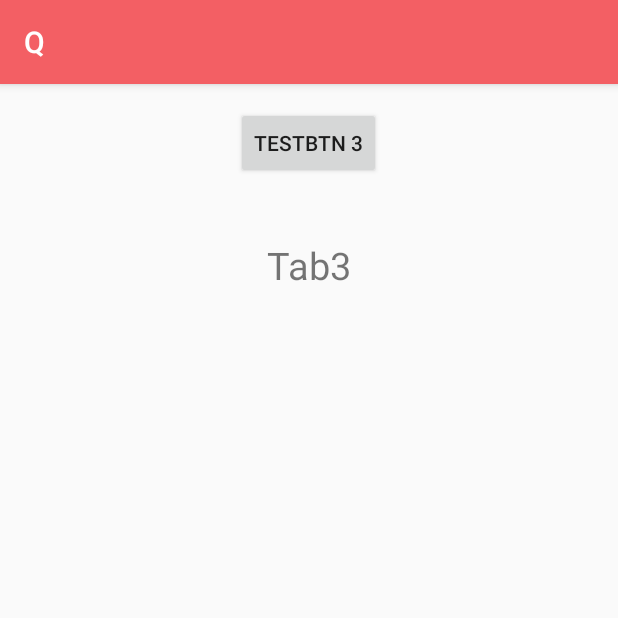
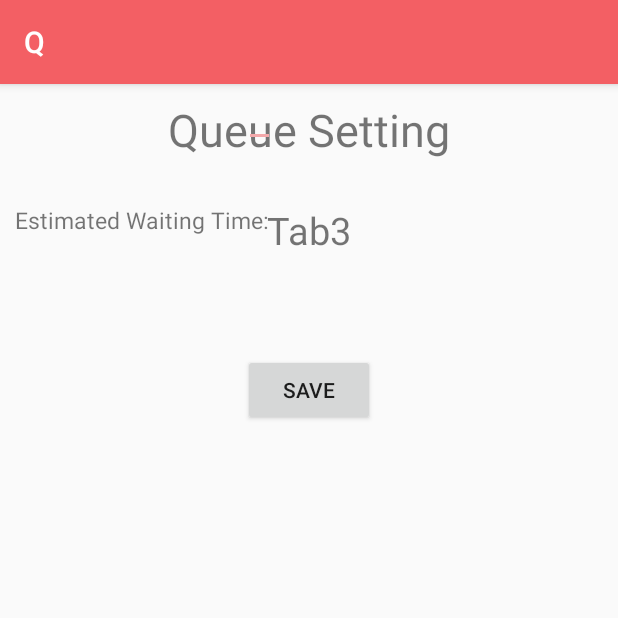
Before and after one commit to lyqht/Q, an Android app: the fragment MercFragment3 shown on its own in the app's theme, on a phone screen of 412 x 824 dp, the top half of it. Run offline under Robolectric (Android 15) with nearby library versions, the phone set to English and light mode, and no system bars.

Commit message:
Fragment3 will mainpage for setting_merc

```diff
--- a/app/src/main/AndroidManifest.xml
+++ b/app/src/main/AndroidManifest.xml
@@ -51,6 +51,10 @@
         <!-- Merchant Activities -->
         <activity android:name=".TEMP_Merc_GettingStarted" />
         <activity android:name=".Merc_MainActivity">
+            <intent-filter>
+                <action android:name="android.intent.action.MAIN" />
+                <category android:name="android.intent.category.LAUNCHER" />
+            </intent-filter>
         </activity>
         <activity android:name=".Merc_Gallery" />
 
--- a/app/src/main/java/gcsenxmk/q/MercFragment3.java
+++ b/app/src/main/java/gcsenxmk/q/MercFragment3.java
@@ -7,23 +7,27 @@ import android.view.LayoutInflater;
 import android.view.View;
 import android.view.ViewGroup;
 import android.widget.Button;
+import android.widget.EditText;
+import android.widget.Spinner;
 import android.widget.Toast;
 
 public class MercFragment3 extends Fragment {
-    private static final String TAG = "Tab3Fragment";
-
-    private Button btnTEST;
+    private static final String TAG = "Tab3Fragment - Settings";
+    private Spinner queueTypeSpinner, lateSpinner, prioritySpinner;
+    private EditText editEstTimeText;
+    private Button saveSettingButton;
 
     @Nullable
     @Override
     public View onCreateView(LayoutInflater inflater, @Nullable ViewGroup container, @Nullable Bundle savedInstanceState) {
         View view = inflater.inflate(R.layout.merc_fragment3,container,false);
-        btnTEST = (Button) view.findViewById(R.id.btnTEST);
+        saveSettingButton= (Button) view.findViewById(R.id.saveSetting);
+        editEstTimeText = (EditText) view.findViewById(R.id.editEstTimeText);
 
-        btnTEST.setOnClickListener(new View.OnClickListener() {
+        saveSettingButton.setOnClickListener(new View.OnClickListener() {
             @Override
             public void onClick(View view) {
-                Toast.makeText(getActivity(), "TESTING BUTTON CLICK 3",Toast.LENGTH_SHORT).show();
+                Toast.makeText(getActivity(), "New Setting is saved",Toast.LENGTH_SHORT).show();
             }
         });
 
--- a/app/src/main/java/gcsenxmk/q/Merc_HelpPage.java
+++ b/app/src/main/java/gcsenxmk/q/Merc_HelpPage.java
@@ -50,7 +50,7 @@ public class Merc_HelpPage extends AppCompatActivity {
     private void initImageBitmaps() {
         Log.d(TAG, "initImageBitmaps: preparing bitmaps.");
 
-        mImage.add("https://www.iconfinder.com/icons/1398912/check_circle_correct_mark_success_tick_yes_icon");
+        mImage.add("https://cdn3.iconfinder.com/data/icns/flat-actions-icons-9/792/Tick_Mark_Dark-512.png");
         mDescriptions.add("Confirmed that customer arrived on time");
 
         mImage.add("");
--- a/app/src/main/res/layout/merc_fragment3.xml
+++ b/app/src/main/res/layout/merc_fragment3.xml
@@ -5,13 +5,38 @@
     android:layout_width="match_parent"
     android:layout_height="match_parent">
 
+    <TextView
+        android:layout_width="wrap_content"
+        android:layout_height="wrap_content"
+        android:layout_centerHorizontal="true"
+        android:textSize="30sp"
+        android:text="Queue Setting"
+        android:layout_marginTop="10dp"
+        android:id="@+id/queueSetting"/>
+
+    <TextView
+        android:layout_width="wrap_content"
+        android:layout_height="wrap_content"
+        android:layout_marginLeft="10dp"
+        android:layout_alignParentLeft="true"
+        android:textSize="15sp"
+        android:layout_marginTop="80dp"
+        android:text="Estimated Waiting Time: "
+        android:id="@+id/estTimeText"/>
+
+    <EditText
+        android:layout_width="wrap_content"
+        android:layout_height="wrap_content"
+        android:layout_alignRight="@+id/estTimeText"
+        android:textSize="15sp"
+        android:id="@+id/editEstTimeText"/>
     <Button
-        android:layout_marginTop="15dp"
         android:layout_centerHorizontal="true"
         android:layout_width="wrap_content"
         android:layout_height="wrap_content"
-        android:id="@+id/btnTEST"
-        android:text="TestBtn 3"
+        android:layout_marginTop="180dp"
+        android:id="@+id/saveSetting"
+        android:text="Save"
         />
     <TextView
         android:layout_width="wrap_content"
@@ -19,7 +44,7 @@
         android:layout_centerHorizontal="true"
         android:textSize="25sp"
         android:text="Tab3"
-        android:layout_marginTop="40dp"
+        android:layout_marginTop="80dp"
         android:id="@+id/textTab3"
         android:layout_below="@+id/btnTEST"/>
 
--- /dev/null
+++ b/app/src/main/res/layout/merc_queue_settings_and_edit.xml
@@ -0,0 +1,6 @@
+<?xml version="1.0" encoding="utf-8"?>
+<android.support.constraint.ConstraintLayout
+    xmlns:android="http://schemas.android.com/apk/res/android" android:layout_width="match_parent"
+    android:layout_height="match_parent">
+
+</android.support.constraint.ConstraintLayout>
```
